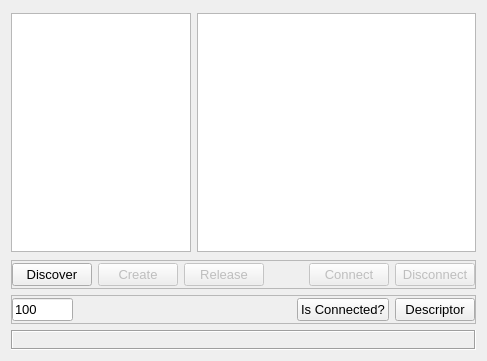
Old version of the form discoversubwidget.ui in the repository MccDv/universaltest.
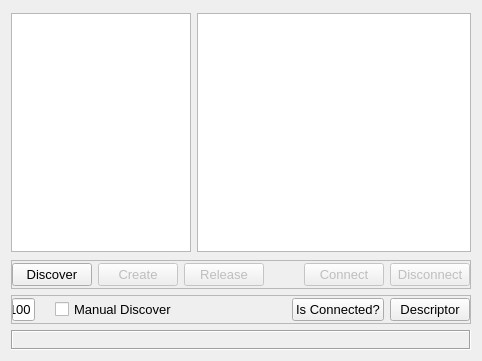
New version of the form.

Commit message: Implement remote net discover

The edit to the form file:
```diff
--- a/discoversubwidget.ui
+++ b/discoversubwidget.ui
@@ -6,7 +6,7 @@
    <rect>
     <x>0</x>
     <y>0</y>
-    <width>487</width>
+    <width>482</width>
     <height>361</height>
    </rect>
   </property>
@@ -217,6 +217,13 @@
         </property>
        </widget>
       </item>
+      <item>
+       <widget class="QCheckBox" name="chkManual">
+        <property name="text">
+         <string>Manual Discover</string>
+        </property>
+       </widget>
+      </item>
       <item>
        <spacer name="horizontalSpacer_2">
         <property name="orientation">
```
The commit also changes 1 other file.
